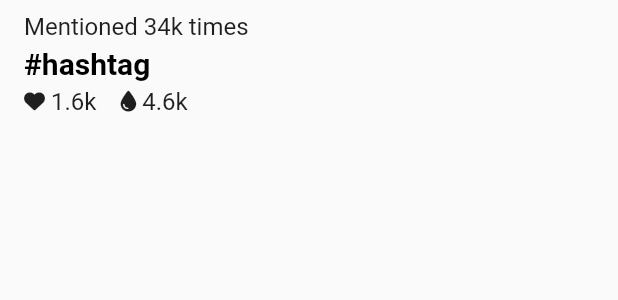
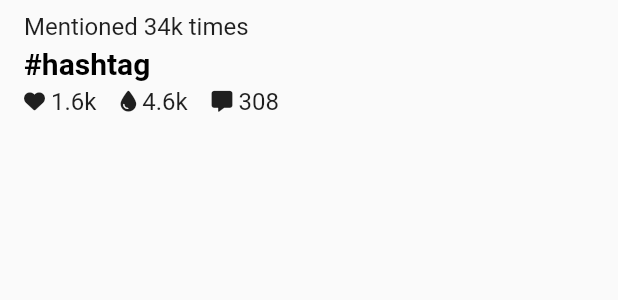
Before and after one commit to emresoysuren/chupp, a Flutter app: the MiniHashtag widget shown alone on an empty page, opened directly, on a phone screen of 412 x 824 dp. Shown: the top 300 px of the screen. Run offline on Flutter 3.47's test engine with Material 2 defaults, Android fonts, the phone set to English and light mode, and no system bars; our stand-ins replace another_flushbar, auto_route, firebase_auth, firebase_core, font_awesome_flutter, google_fonts and 2 more; missing offline and left inert: draggable_menu; accounts and stored records are empty; Roboto replaces fonts that are missing (Ubuntu); statements that could not run were skipped.

Commit message:
hashtag page init

```diff
--- a/lib/pages/main/liked_posts.dart
+++ b/lib/pages/main/liked_posts.dart
@@ -16,6 +16,12 @@ class LikedPostsPage extends StatefulWidget {
 
 class _LikedPostsPageState extends State<LikedPostsPage> {
   final ScrollController _controller = ScrollController();
+
+  @override
+  void dispose() {
+    _controller.dispose();
+    super.dispose();
+  }
 
   @override
   Widget build(BuildContext context) {
--- a/lib/pages/side/post/post.dart
+++ b/lib/pages/side/post/post.dart
@@ -76,7 +76,7 @@ class _PostPageState extends State<PostPage> with TickerProviderStateMixin {
           controller: _controller,
           contentKey: _contentKey,
           offset: _offset,
-          ink: "4.6k",
+          ink: 460,
           time: "5/30/14 19:26",
           onButtonTap: () => DraggableMenu.open(
             context,
--- a/lib/widgets/hashtags/mini_hashtag.dart
+++ b/lib/widgets/hashtags/mini_hashtag.dart
@@ -1,4 +1,6 @@
 import 'package:chupp/config/texts.dart';
+import 'package:chupp/pages/side/hashtag/hashtag.dart';
+import 'package:chupp/routes/basic.dart';
 import 'package:chupp/utils/utils/context_extension.dart';
 import 'package:flutter/material.dart';
 import 'package:font_awesome_flutter/font_awesome_flutter.dart';
@@ -13,14 +15,13 @@ class MiniHashtag extends StatelessWidget {
       child: InkWell(
         enableFeedback: false,
         highlightColor: Colors.transparent,
-        // onTap: () => Navigator.push(
-        //   context,
-        //   BasicPageRoute(
-        //     start: Start.right,
-        //     child: const HashtahPage(),
-        //   ),
-        // ),
-        onTap: () {},
+        onTap: () => Navigator.push(
+          context,
+          BasicPageRoute(
+            start: Start.right,
+            child: const HashtagPage(),
+          ),
+        ),
         child: Padding(
           padding: const EdgeInsets.symmetric(
             vertical: 8,
@@ -62,6 +63,17 @@ class MiniHashtag extends StatelessWidget {
                     "4.6k",
                     style: context.styles.mutted,
                   ),
+                  const SizedBox(width: 16),
+                  FaIcon(
+                    FontAwesomeIcons.solidMessage,
+                    color: context.theme.current.subText,
+                    size: 14,
+                  ),
+                  const SizedBox(width: 4),
+                  Text(
+                    "308",
+                    style: context.styles.mutted,
+                  ),
                 ],
               )
             ],
```
Also changed, not shown: lib/pages/side/hashtag/hashtag.dart (added, +35 -0 lines), lib/widgets/bars/custom/content_bar.dart (+38 -7 lines).
